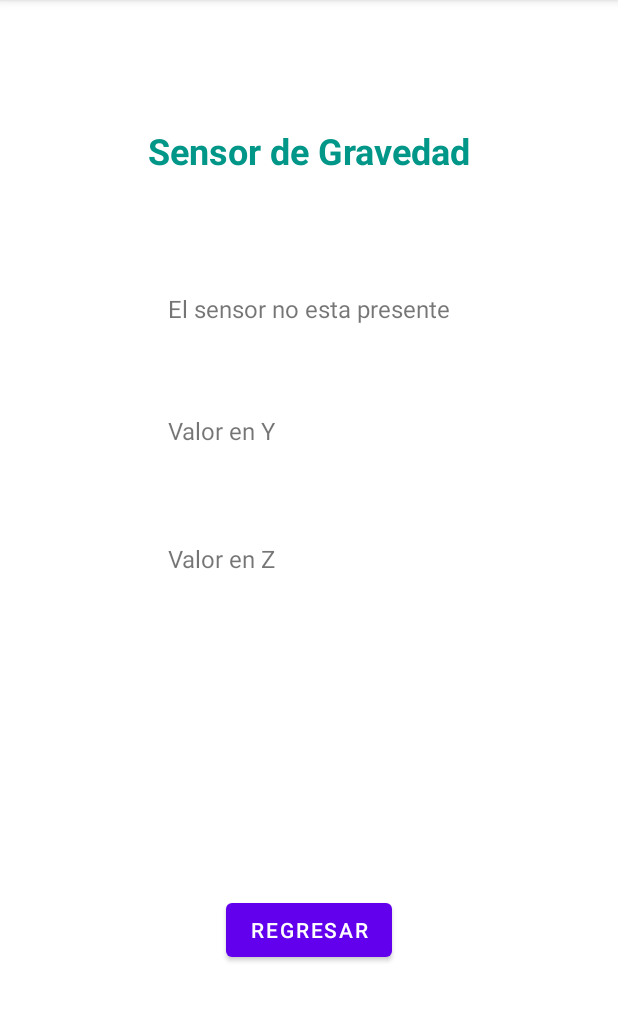
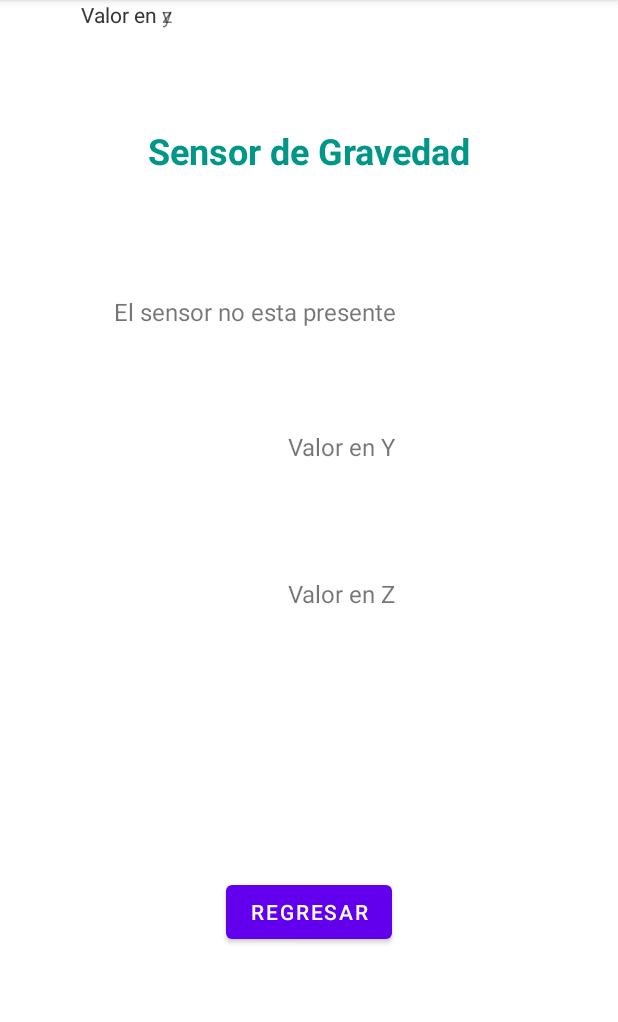
Before and after one commit to bryanjtc/HDP4ProyectoFinal, an Android app: the Gravedad screen opened directly, with no data from a screen before it, on a phone screen of 412 x 824 dp, the part 84-1106 px from its top. Run offline under Robolectric (Android 15) with nearby library versions, the phone set to English and light mode, and no system bars.

Commit message:
Update activity_gravedad.xml

```diff
--- a/app/src/main/res/layout/activity_gravedad.xml
+++ b/app/src/main/res/layout/activity_gravedad.xml
@@ -10,7 +10,7 @@
         android:id="@+id/btnRegresar"
         android:layout_width="wrap_content"
         android:layout_height="wrap_content"
-        android:layout_marginBottom="124dp"
+        android:layout_marginBottom="136dp"
         android:text="@string/regresar"
         app:layout_constraintBottom_toBottomOf="parent"
         app:layout_constraintEnd_toEndOf="parent"
@@ -20,31 +20,55 @@
         android:id="@+id/textView_x"
         android:layout_width="wrap_content"
         android:layout_height="wrap_content"
-        android:layout_marginTop="78dp"
+        android:layout_marginTop="80dp"
+        android:layout_marginEnd="148dp"
         android:text="@string/valor_en_x"
         android:textSize="16sp"
         app:layout_constraintEnd_toEndOf="parent"
-        app:layout_constraintStart_toStartOf="parent"
         app:layout_constraintTop_toBottomOf="@+id/titulo" />
 
     <TextView
         android:id="@+id/textView_y"
         android:layout_width="wrap_content"
         android:layout_height="wrap_content"
-        android:layout_marginTop="59dp"
+        android:layout_marginTop="68dp"
+        android:layout_marginEnd="148dp"
         android:text="@string/valor_en_y"
         android:textSize="16sp"
-        app:layout_constraintStart_toStartOf="@+id/textView_x"
+        app:layout_constraintEnd_toEndOf="parent"
         app:layout_constraintTop_toBottomOf="@+id/textView_x" />
+
+    <TextView
+        android:id="@+id/textView2"
+        android:layout_width="wrap_content"
+        android:layout_height="wrap_content"
+        android:layout_marginEnd="76dp"
+        android:text="Valor en y"
+        app:layout_constraintEnd_toStartOf="@+id/textView_y"
+        app:layout_constraintHorizontal_bias="0.981"
+        app:layout_constraintStart_toStartOf="parent"
+        tools:layout_editor_absoluteY="289dp" />
+
+    <TextView
+        android:id="@+id/textView3"
+        android:layout_width="wrap_content"
+        android:layout_height="wrap_content"
+        android:layout_marginEnd="76dp"
+        android:text="Valor en z"
+        app:layout_constraintEnd_toStartOf="@+id/textView_z"
+        app:layout_constraintHorizontal_bias="0.981"
+        app:layout_constraintStart_toStartOf="parent"
+        tools:layout_editor_absoluteY="384dp" />
 
     <TextView
         android:id="@+id/textView_z"
         android:layout_width="wrap_content"
         android:layout_height="wrap_content"
-        android:layout_marginTop="63dp"
+        android:layout_marginTop="76dp"
+        android:layout_marginEnd="148dp"
         android:text="@string/valor_en_z"
         android:textSize="16sp"
-        app:layout_constraintStart_toStartOf="@+id/textView_y"
+        app:layout_constraintEnd_toEndOf="parent"
         app:layout_constraintTop_toBottomOf="@+id/textView_y" />
 
     <TextView
@@ -60,4 +84,15 @@
         app:layout_constraintStart_toStartOf="parent"
         app:layout_constraintTop_toTopOf="parent" />
 
+    <TextView
+        android:id="@+id/textView"
+        android:layout_width="wrap_content"
+        android:layout_height="wrap_content"
+        android:layout_marginEnd="76dp"
+        android:text="Valor en x"
+        app:layout_constraintEnd_toStartOf="@+id/textView_x"
+        app:layout_constraintHorizontal_bias="1.0"
+        app:layout_constraintStart_toStartOf="parent"
+        tools:layout_editor_absoluteY="200dp" />
+
 </androidx.constraintlayout.widget.ConstraintLayout>
```
